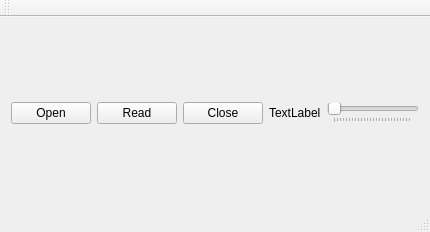
The window that spectr/mainwindow.ui (siborion/siborion_american_scan) describes before a commit, drawn with Qt 5.
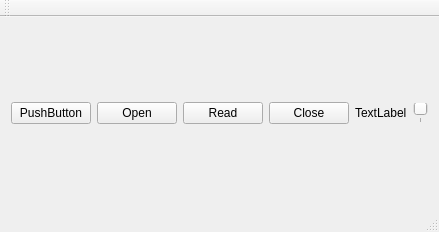
The same window after the commit.

The edit to the form file:
```diff
--- a/spectr/mainwindow.ui
+++ b/spectr/mainwindow.ui
@@ -17,14 +17,14 @@
    <layout class="QGridLayout" name="gridLayout">
     <item row="0" column="0">
      <layout class="QGridLayout" name="gridLayout_2">
-      <item row="0" column="1">
-       <widget class="QPushButton" name="pbRead">
+      <item row="0" column="3">
+       <widget class="QPushButton" name="pbClose">
         <property name="text">
-         <string>Read</string>
+         <string>Close</string>
         </property>
        </widget>
       </item>
-      <item row="0" column="4">
+      <item row="0" column="5">
        <widget class="QSlider" name="horizontalSlider">
         <property name="maximum">
          <number>255</number>
@@ -37,24 +37,31 @@
         </property>
        </widget>
       </item>
-      <item row="0" column="0">
+      <item row="0" column="2">
+       <widget class="QPushButton" name="pbRead">
+        <property name="text">
+         <string>Read</string>
+        </property>
+       </widget>
+      </item>
+      <item row="0" column="1">
        <widget class="QPushButton" name="pbOpen">
         <property name="text">
          <string>Open</string>
         </property>
        </widget>
       </item>
-      <item row="0" column="3">
+      <item row="0" column="4">
        <widget class="QLabel" name="label">
         <property name="text">
          <string>TextLabel</string>
         </property>
        </widget>
       </item>
-      <item row="0" column="2">
-       <widget class="QPushButton" name="pbClose">
+      <item row="0" column="0">
+       <widget class="QPushButton" name="pbInv">
         <property name="text">
-         <string>Close</string>
+         <string>PushButton</string>
         </property>
        </widget>
       </item>
```
